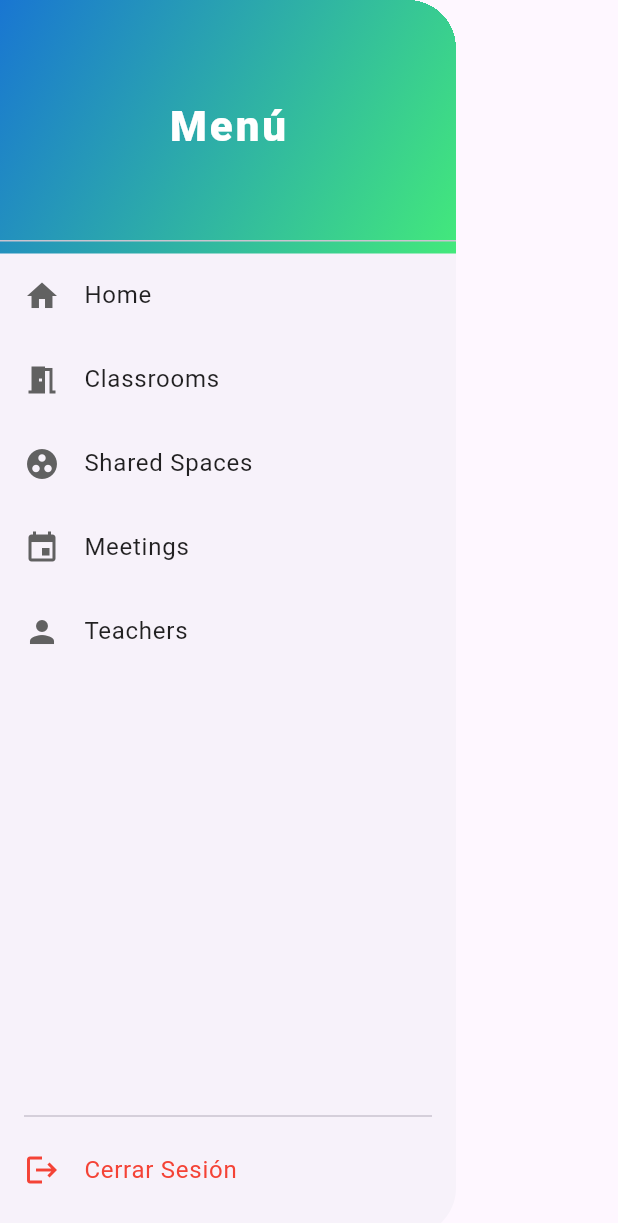
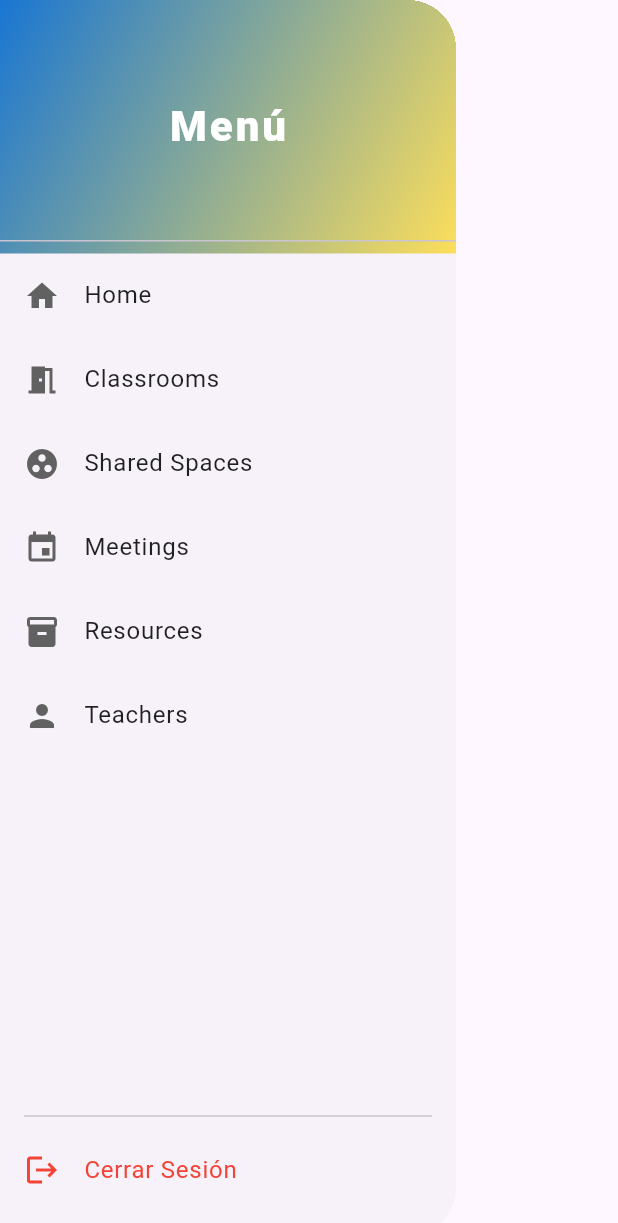
Before and after one commit to ExperimentDesign/eduspace-mobile, a Flutter app: the AppDrawer widget shown alone on an empty page, opened directly, on a phone screen of 412 x 824 dp. Shown: the top 1223 px of the screen. Run offline on Flutter 3.47's test engine with Material 3 defaults, Android fonts, the light colour scheme and no system bars; our stand-ins replace jwt_decoder, shared_preferences; accounts and stored records are empty; network calls fail.

Commit message:
feat: add resources page route

```diff
--- a/lib/widgets/app_drawer.dart
+++ b/lib/widgets/app_drawer.dart
@@ -50,7 +50,7 @@ class AppDrawer extends StatelessWidget {
           Container(
             decoration: const BoxDecoration(
               gradient: LinearGradient(
-                colors: [Color(0xFF1976D2), Color(0xFF43E97B)],
+                colors: [Color(0xFF1976D2), Color(0xFFFCDE5B)],
                 begin: Alignment.topLeft,
                 end: Alignment.bottomRight,
               ),
@@ -73,6 +73,7 @@ class AppDrawer extends StatelessWidget {
           buildTile(icon: Icons.meeting_room, title: 'Classrooms', route: '/classrooms'),
           buildTile(icon: Icons.group_work, title: 'Shared Spaces', route: '/shared-spaces'),
           buildTile(icon: Icons.event, title: 'Meetings', route: '/meetings'),
+          buildTile(icon: Icons.inventory, title: 'Resources', route: '/resources'),
           buildTile(icon: Icons.person, title: 'Teachers', route: '/teachers'),
           const Spacer(),
           const Divider(thickness: 1, indent: 16, endIndent: 16),
```
